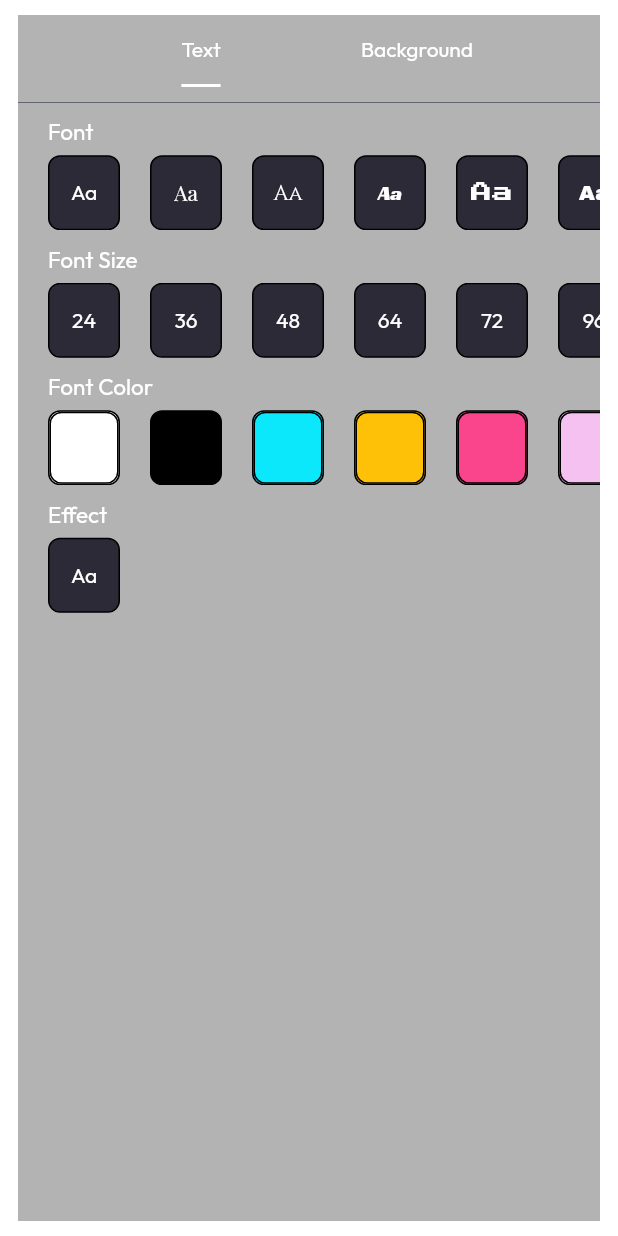
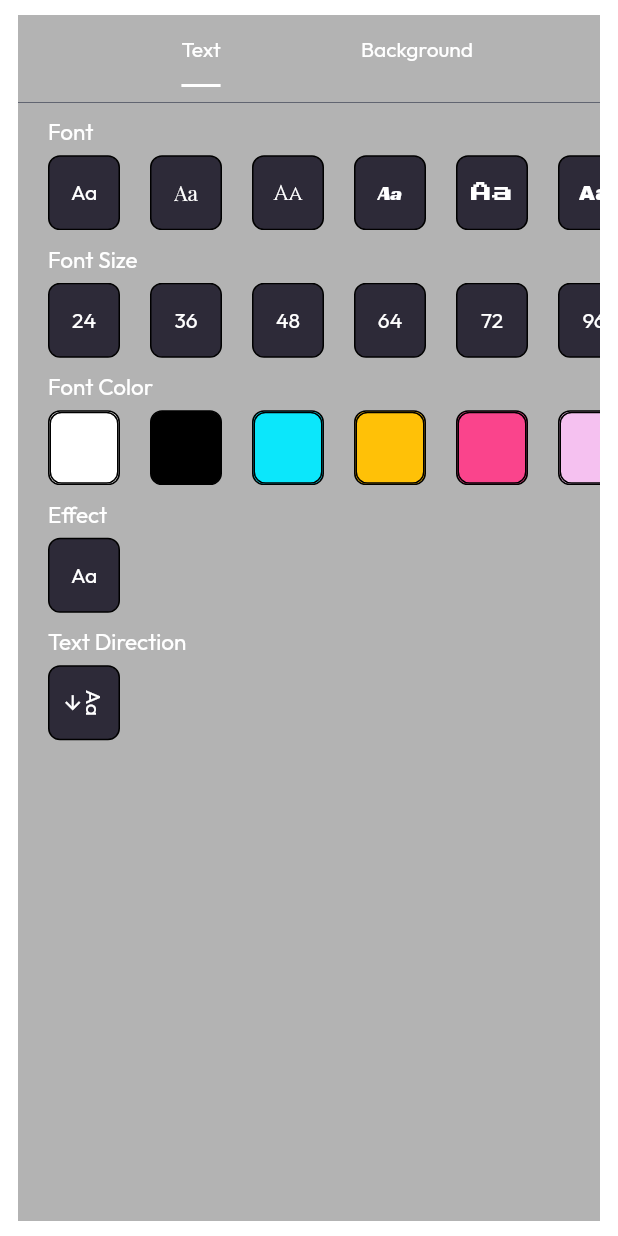
Before and after one commit to BrzhBrzh23/led_banner, a Flutter app: the CustomBottomSheet screen opened directly, on a phone screen of 412 x 824 dp. Run offline on Flutter 3.47's test engine with Material 2 defaults, Android fonts, the light colour scheme and no system bars; our stand-ins replace auto_route, get, google_fonts; project files that could hold a hidden picture were left out.

Commit message:
Added Text Direction

```diff
--- a/lib/home/app_home.dart
+++ b/lib/home/app_home.dart
@@ -1,6 +1,7 @@
 import 'package:flutter/material.dart';
 
 import 'package:auto_route/auto_route.dart';
+import 'package:get/get_connect/http/src/utils/utils.dart';
 import 'package:led_banner/routes/router.gr.dart';
 import 'package:get/get.dart';
 
@@ -12,6 +13,7 @@ class HomePage extends StatelessWidget {
   @override
   Widget build(BuildContext context) {
     return AutoTabsScaffold(
+
       // appBarBuilder: (_, tabsRouter) => AppBar(
       //   backgroundColor: Colors.indigo,
       //   title: const Text('FlutterBottomNav'),
--- a/lib/home/banner/widgets/bottom_sheet_widget.dart
+++ b/lib/home/banner/widgets/bottom_sheet_widget.dart
@@ -5,6 +5,7 @@ import 'package:led_banner/home/banner/widgets/color_button_widget.dart';
 import 'package:led_banner/home/banner/widgets/font_button_widget.dart';
 import 'package:led_banner/home/banner/widgets/fontsize_button_widget.dart';
 import 'package:led_banner/home/banner/widgets/shadows_button_widget.dart';
+import 'package:led_banner/home/banner/widgets/text_direction_button.dart';
 import 'package:led_banner/home/controllers/editor_controller.dart';
 
 class CustomBottomSheet extends StatelessWidget {
@@ -147,6 +148,26 @@ class CustomBottomSheet extends StatelessWidget {
                                 shrinkWrap: true,
                               ),
                             ),
+                            Padding(
+                              padding: const EdgeInsets.only(
+                                  left: 20, top: 10, bottom: 6),
+                              child: Align(
+                                  alignment: Alignment.centerLeft,
+                                  child: Text('Text Direction',
+                                      style: GoogleFonts.outfit(
+                                          fontSize: 15, color: Colors.white))),
+                            ),
+                            Container(
+                              alignment: Alignment.centerLeft,
+                              height: 50,
+                              child: ListView.builder(
+                                itemCount: 1,
+                                itemBuilder: ((context, index) =>
+                                    TextDirectionTile()),
+                                scrollDirection: Axis.horizontal,
+                                shrinkWrap: true,
+                              ),
+                            ),
                           ],
                         )),
                         Column(
--- /dev/null
+++ b/lib/home/banner/widgets/text_direction_button.dart
@@ -0,0 +1,44 @@
+import 'package:flutter/material.dart';
+import 'package:get/get.dart';
+import 'package:google_fonts/google_fonts.dart';
+import 'package:led_banner/home/controllers/editor_controller.dart';
+
+class TextDirectionTile extends StatelessWidget {
+  EditorController editorController = Get.put(EditorController());
+
+  TextDirectionTile({
+    Key? key,
+  }) : super(key: key);
+
+  @override
+  Widget build(BuildContext context) {
+    return Padding(
+        padding: const EdgeInsets.only(left: 20),
+        child: Container(
+            height: 48,
+            width: 48,
+            decoration: BoxDecoration(
+              borderRadius: BorderRadius.circular(8),
+              border: Border.all(),
+              color: Color.fromRGBO(45, 42, 56, 1),
+            ),
+            child: TextButton(
+                onPressed: () {
+                  editorController.textVertical();
+                },
+                child: Row(
+                  children: [
+                    Expanded(
+                        child: Icon(
+                      Icons.arrow_downward,
+                      color: Colors.white,
+                      size: 15,
+                    )),
+                    RotatedBox(
+                        quarterTurns: 1,
+                        child: Text('Aa',
+                            style: GoogleFonts.outfit(color: Colors.white))),
+                  ],
+                ))));
+  }
+}
```
Also changed, not shown: lib/home/banner/editor_screen.dart (+26 -10 lines), lib/home/controllers/editor_controller.dart (+10 -0 lines).
